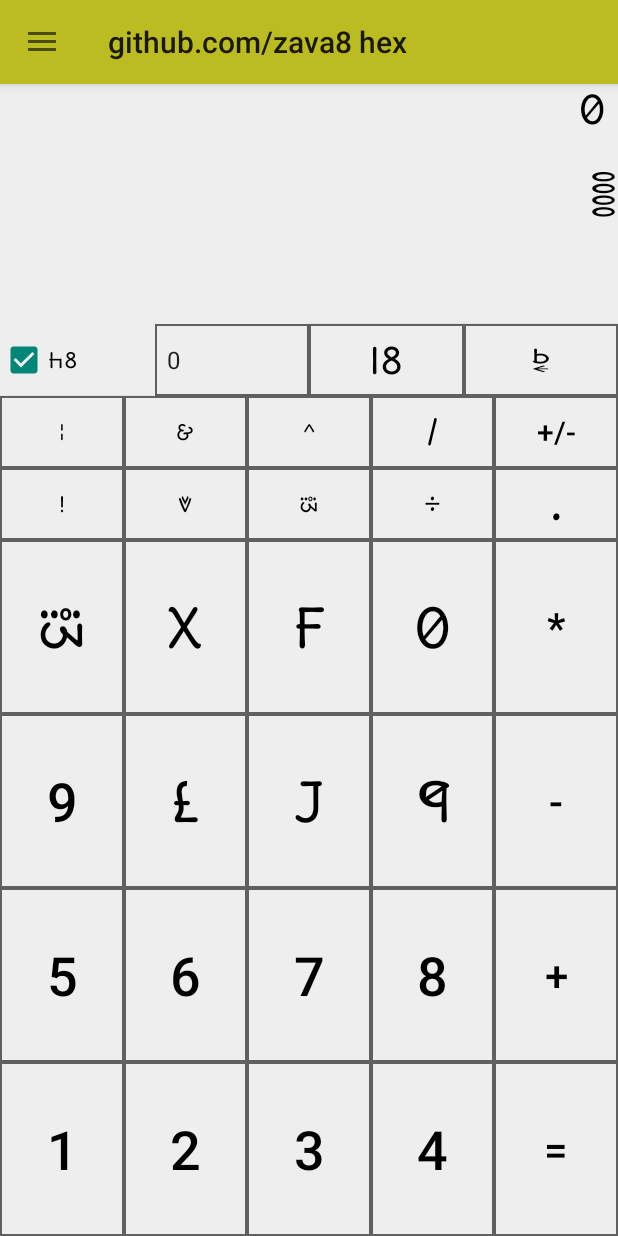
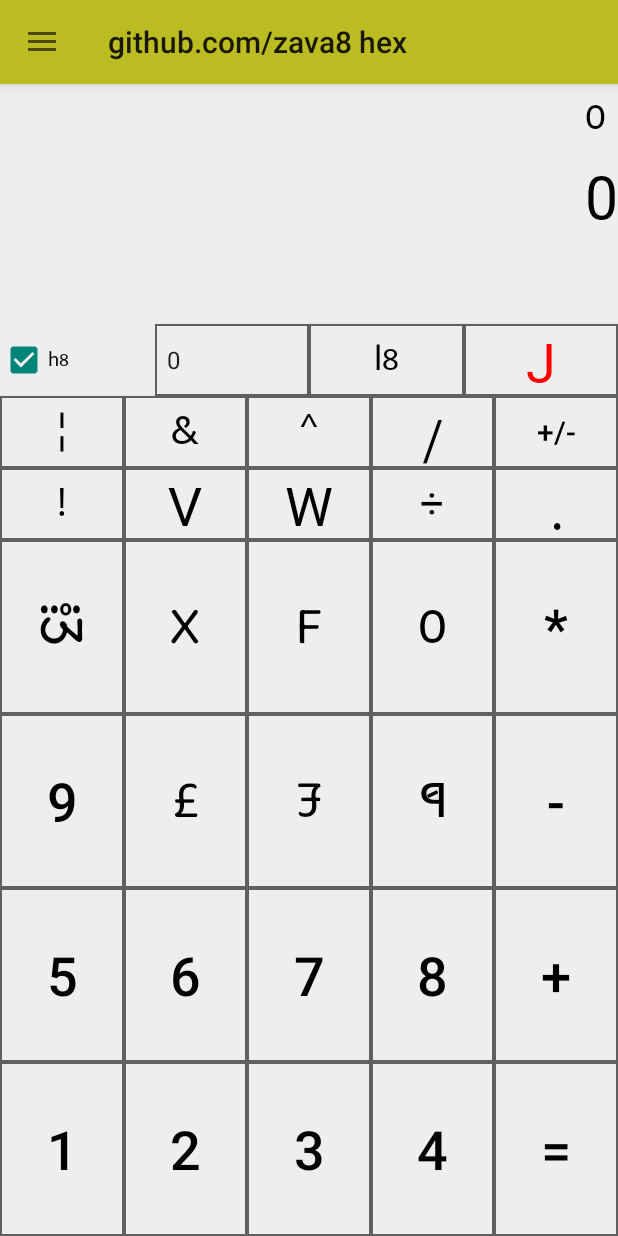
Before and after one commit to zava8/heksuletr, an Android app: the screen it shows after launch (MainActivity), on a phone screen of 412 x 824 dp. Run offline under Robolectric (Android 15) with nearby library versions, the phone set to English and light mode, and no system bars; libraries missing offline, so code that uses them is left out: io.realm; 1 statement that could not run was skipped.

Commit message:
zs810.tumblr.com fb.com/ztrabc vk.com/zs810

```diff
--- a/app/src/main/res/layout/fragment_programmer.xml
+++ b/app/src/main/res/layout/fragment_programmer.xml
@@ -14,7 +14,7 @@
 
     <!--    android:layout_marginStart="8dp" android:layout_marginTop="8dp" android:layout_marginEnd="8dp"-->
     <TextView android:id="@+id/result_binary_viyu" android:layout_width="0dp" android:layout_height="64dp"
-        android:fontFamily="@font/binary_vertical_u5hp2" android:text="0" android:textAlignment="textEnd"
+        android:fontFamily="@font/u5hbin" android:text="0" android:textAlignment="textEnd"
         android:textColor="?attr/primaryTextColor" android:textSize="@dimen/input3_tekst_size_big"
         app:layout_constraintStart_toStartOf="parent" app:layout_constraintEnd_toEndOf="parent"
         android:enabled="false" android:focusable="false" android:focusableInTouchMode="false"
@@ -37,7 +37,7 @@
 
 <!--    android:layout_marginStart="8dp" android:layout_marginTop="8dp" android:layout_marginEnd="8dp"-->
     <TextView android:id="@+id/dizit_tekst_viyu" android:layout_width="96dp" android:layout_height="48dp"
-        android:fontFamily="@font/u5h" android:text="" android:textAlignment="textEnd"
+        android:fontFamily="@font/u8" android:text="" android:textAlignment="textEnd"
         android:textColor="?attr/primaryTextColor" android:textSize="@dimen/dizit_tekst_viyu_size"
         app:layout_constraintStart_toEndOf="@+id/ekuation_tekst_viyu" app:layout_constraintEnd_toEndOf="parent"
         app:layout_constraintTop_toBottomOf="@+id/result_binary_viyu" />
@@ -80,33 +80,42 @@
 <!--      app:layout_constraintTop_toTopOf="@+id/buttonDel" app:layout_constraintBottom_toBottomOf="@+id/heks_check_boks"-->
 <!--      app:layout_constraintStart_toEndOf="@+id/buttonLength"    />-->
 
-  <Button android:id="@+id/buttonDel" android:layout_width="0dp" android:layout_height="0dp"
-   android:background="@drawable/calculator_button_main" android:textColor="?attr/primaryTextColor"
-   android:text="B" android:fontFamily="@font/u5"  android:textAlignment="center"  android:textSize="@dimen/del_tekst_size"
-      app:layout_constraintBottom_toBottomOf="@id/heks_check_boks" app:layout_constraintTop_toBottomOf="@+id/ekuation_tekst_viyu"
-      app:layout_constraintStart_toEndOf="@+id/buttonLength" app:layout_constraintEnd_toEndOf="parent" />
+    <Button
+        android:id="@+id/buttonDel"
+        android:layout_width="0dp"
+        android:layout_height="0dp"
+        android:background="@drawable/calculator_button_main"
+        android:fontFamily="@font/u8"
+        android:text="J"
+        android:textAlignment="center"
+        android:textColor="@color/deleteTextColor"
+        android:textSize="@dimen/del_tekst_size"
+        app:layout_constraintBottom_toBottomOf="@id/heks_check_boks"
+        app:layout_constraintEnd_toEndOf="parent"
+        app:layout_constraintStart_toEndOf="@+id/buttonLength"
+        app:layout_constraintTop_toBottomOf="@+id/ekuation_tekst_viyu" />
 
 <!-- //////////////////////////////// -->
     <Button android:id="@+id/buttonOR" android:layout_width="0dp" android:layout_height="@dimen/btn_ro2_hait"
         android:background="@drawable/calculator_button_secondary" android:textColor="?attr/primaryTextColor"
-        android:fontFamily="@font/u5" android:text="@string/or_operator" android:textAllCaps="false"
+        android:fontFamily="@font/u5" android:text="@string/or_operator" android:textSize="@dimen/or_tekst_size" android:textAllCaps="false"
         app:layout_constraintEnd_toStartOf="@+id/buttonAND" app:layout_constraintStart_toStartOf="parent"
         app:layout_constraintTop_toBottomOf="@+id/heks_check_boks" />
 
     <Button android:id="@+id/buttonAND" android:layout_width="0dp" android:layout_height="0dp"
         android:background="@drawable/calculator_button_secondary" android:textColor="?attr/primaryTextColor"
-        android:fontFamily="@font/u5" android:text="@string/And_operator_string" android:textAllCaps="false"
+        android:fontFamily="@font/u5" android:text="@string/And_operator_string" android:textSize="@dimen/and_tekst_size" android:textAllCaps="false"
         app:layout_constraintBottom_toBottomOf="@id/buttonOR" app:layout_constraintTop_toBottomOf="@+id/heks_check_boks"
         app:layout_constraintStart_toEndOf="@+id/buttonOR" app:layout_constraintEnd_toStartOf="@+id/button_zor"  />
 
   <Button    android:id="@+id/button_zor" android:layout_width="0dp"    android:layout_height="0dp"
       android:background="@drawable/calculator_button_secondary" android:textAllCaps="false"
-      android:text="@string/zor_operator_string" android:fontFamily="@font/u5" android:textColor="?attr/primaryTextColor"
+      android:text="@string/zor_operator_string" android:textSize="@dimen/zor_tekst_size" android:fontFamily="@font/u5" android:textColor="?attr/primaryTextColor"
       app:layout_constraintBottom_toBottomOf="@id/buttonOR" app:layout_constraintTop_toBottomOf="@+id/heks_check_boks"
       app:layout_constraintStart_toEndOf="@+id/buttonAND"    app:layout_constraintEnd_toStartOf="@+id/buttonMod"    />
 
-    <Button    android:id="@+id/buttonMod"    android:layout_width="0dp"    android:layout_height="0dp"
-        android:background="@drawable/calculator_button_secondary"    android:text="@string/get_remainder_button_string"  android:textAllCaps="false"
+    <Button android:id="@+id/buttonMod" android:layout_width="0dp" android:layout_height="0dp"
+        android:background="@drawable/calculator_button_secondary" android:text="@string/get_remainder_button_string" android:textAllCaps="false"
         android:fontFamily="@font/u5" android:textColor="?attr/primaryTextColor" android:textSize="@dimen/remainder_tekst_size"
         app:layout_constraintBottom_toBottomOf="@id/buttonOR" app:layout_constraintTop_toBottomOf="@+id/heks_check_boks"
         app:layout_constraintStart_toEndOf="@+id/button_zor" app:layout_constraintEnd_toStartOf="@+id/buttonSign"/>
@@ -120,18 +129,21 @@
 <!-- //////////////////////////////// -->
   <Button    android:id="@+id/buttonNOT"    android:layout_width="0dp"    android:layout_height="@dimen/btn_ro3_hait"
       android:background="@drawable/calculator_button_secondary" android:textAllCaps="false"
-      android:text="@string/not_operator_string" android:fontFamily="@font/u5" android:textColor="?attr/primaryTextColor"
+      android:text="@string/not_operator_string" android:textSize="@dimen/not_tekst_size"
+      android:fontFamily="@font/u5" android:textColor="?attr/primaryTextColor"
       app:layout_constraintStart_toStartOf="parent"     app:layout_constraintEnd_toStartOf="@+id/buttonLSH"
       app:layout_constraintTop_toBottomOf="@+id/buttonOR" />/>
 
-  <Button    android:id="@+id/buttonLSH" android:fontFamily="@font/u5" android:text="@string/lsh_operator_string" android:layout_width="0dp" android:layout_height="0dp"
-   android:background="@drawable/calculator_button_secondary" android:textColor="?attr/primaryTextColor"  android:textAllCaps="false"
+  <Button    android:id="@+id/buttonLSH" android:fontFamily="@font/u8" android:layout_width="0dp" android:layout_height="0dp"
+      android:text="@string/lsh_operator_string" android:textSize="@dimen/lsh_tekst_size"
+      android:background="@drawable/calculator_button_secondary" android:textColor="?attr/primaryTextColor"  android:textAllCaps="false"
       app:layout_constraintBottom_toBottomOf="@id/buttonNOT" app:layout_constraintTop_toBottomOf="@+id/buttonOR"
    app:layout_constraintStart_toEndOf="@+id/buttonNOT" app:layout_constraintEnd_toStartOf="@+id/buttonRSH"    />
 
   <Button    android:id="@+id/buttonRSH"    android:layout_width="0dp"    android:layout_height="0dp"
    android:textColor="?attr/primaryTextColor" android:background="@drawable/calculator_button_secondary"
-   android:text="@string/rsh_operator_string" android:fontFamily="@font/u5" android:textAllCaps="false"
+   android:text="@string/rsh_operator_string"  android:textSize="@dimen/rsh_tekst_size"
+      android:fontFamily="@font/u8" android:textAllCaps="false"
       app:layout_constraintBottom_toBottomOf="@id/buttonNOT" app:layout_constraintTop_toBottomOf="@+id/buttonOR"
       app:layout_constraintStart_toEndOf="@+id/buttonLSH"    app:layout_constraintEnd_toStartOf="@+id/buttonRDivide"    />
 
--- a/app/src/main/res/values/attrs.xml
+++ b/app/src/main/res/values/attrs.xml
@@ -5,6 +5,7 @@
     <attr name="app_bar_bg_color" format="reference"/>
     <attr name="themeColor" format="reference"/>
     <attr name="primaryTextColor" format="reference"/>
+    <attr name="deleteTextColor" format="reference"/>
     <attr name="secondaryTextColor" format="reference"/>
     <attr name="disabledTextColor" format="reference"/>
     <attr name="backgroundColor" format="reference"/>
--- a/app/src/main/res/values/colors.xml
+++ b/app/src/main/res/values/colors.xml
@@ -14,6 +14,7 @@
     <!-- color of zor button -->
 <!--    <color name="primaryTextColor">#606060</color>-->
     <color name="primaryTextColor">#000000</color>
+    <color name="deleteTextColor">#ff0000</color>
 
     <color name="secondaryTextColor">#898989</color>
     <!-- <color name="disabledTextColor">#DDDDDD</color> -->
--- a/app/src/main/res/values/dimens.xml
+++ b/app/src/main/res/values/dimens.xml
@@ -21,19 +21,20 @@
     <dimen name="input3_tekst_size_big">39sp</dimen>
     <dimen name="dizit_tekst_viyu_size">18sp</dimen>
 
+
     <dimen name="dizits_tekst_size">36sp</dimen>
-    <dimen name="dot_tekst_size">28sp</dimen>
-    <dimen name="divide_tekst_size">20sp</dimen>
-    <dimen name="remainder_tekst_size">20sp</dimen>
-    <dimen name="float_divide_tekst_size">20sp</dimen>
-    <dimen name="lsh_tekst_size">20sp</dimen>
-    <dimen name="rsh_tekst_size">20sp</dimen>
+    <dimen name="dot_tekst_size">36sp</dimen>
+    <dimen name="divide_tekst_size">28sp</dimen>
+    <dimen name="remainder_tekst_size">36sp</dimen>
+    <dimen name="float_divide_tekst_size">28sp</dimen>
+    <dimen name="lsh_tekst_size">36sp</dimen>
+    <dimen name="rsh_tekst_size">36sp</dimen>
     <dimen name="or_tekst_size">28sp</dimen>
-    <dimen name="not_tekst_size">24sp</dimen>
-    <dimen name="and_tekst_size">20sp</dimen>
-    <dimen name="zor_tekst_size">20sp</dimen>
+    <dimen name="not_tekst_size">28sp</dimen>
+    <dimen name="and_tekst_size">28sp</dimen>
+    <dimen name="zor_tekst_size">28sp</dimen>
     <dimen name="sign_tekst_size">20sp</dimen>
-    <dimen name="del_tekst_size">20sp</dimen>
+    <dimen name="del_tekst_size">36sp</dimen>
     <dimen name="f_tekst_size">20sp</dimen>
     <dimen name="int_len_button_label_size">24sp</dimen>
     <dimen name="int_button_label_size">14sp</dimen>
--- a/app/src/main/res/values/strings.xml
+++ b/app/src/main/res/values/strings.xml
@@ -39,7 +39,7 @@
     <string name="zor_operator_string" translatable="false">^</string>
     <string name="not_operator_string" translatable="false">!</string>
     <string name="lsh_operator_string" translatable="false">V</string>
-    <string name="rsh_operator_string" translatable="false">w</string>
+    <string name="rsh_operator_string" translatable="false">W</string>
     <string name="Asin_operator_string" translatable="false">Asin</string>
     <string name="Acos_operator_string" translatable="false">Acos</string>
     <string name="AtAn_operator_string" translatable="false">AtAn</string>
```
Also changed, not shown: app/src/main/java/com/zava8/calculator/fragments/ProgrammerFragment.java (+70 -59 lines), app/src/main/res/font/binary_vertical_u5hp2.ttf (deleted), app/src/main/res/font/deliusunicase.ttf (deleted), app/src/main/res/font/u2vrtikl.ttf (deleted), app/src/main/res/font/u5.ttf, app/src/main/res/font/u5cdot.ttf (deleted), app/src/main/res/font/u5h.ttf, app/src/main/res/font/u5hdot.ttf (deleted), app/src/main/res/font/u82pv.ttf (deleted), app/src/main/res/mipmap-hdpi/ic_launcher_44810.png, app/src/main/res/mipmap-mdpi/ic_launcher_44810.png, app/src/main/res/mipmap-xhdpi/ic_launcher_44810.png, app/src/main/res/mipmap-xxhdpi/ic_launcher_44810.png, app/src/main/res/mipmap-xxxhdpi/ic_launcher_44810.png.
